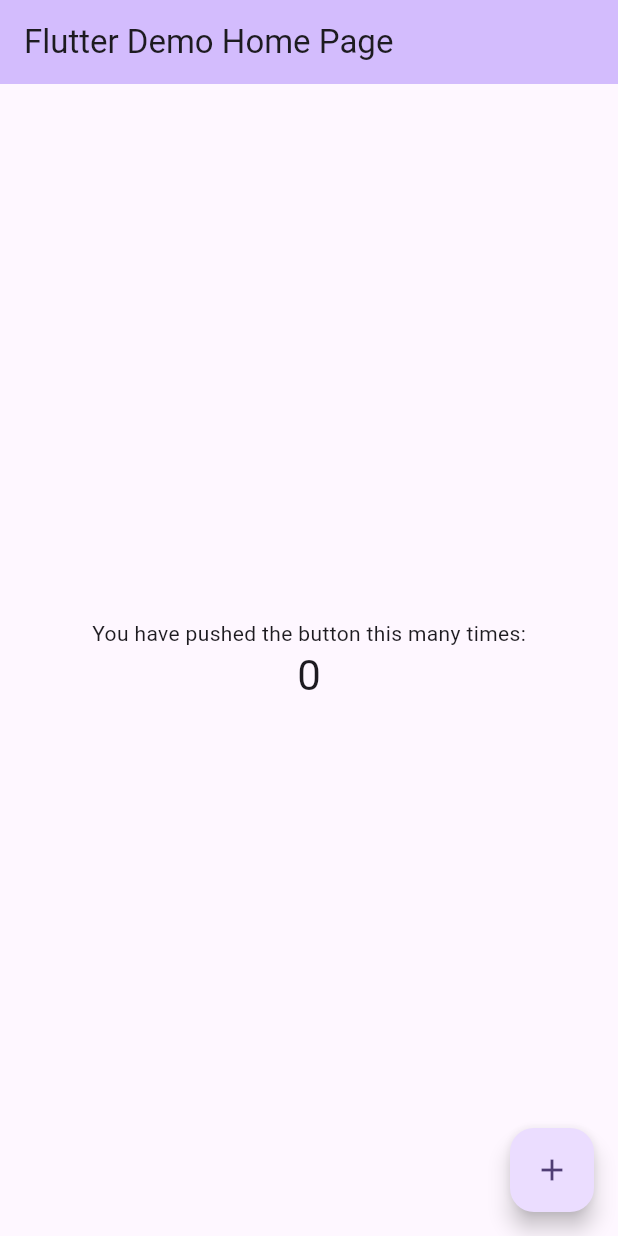
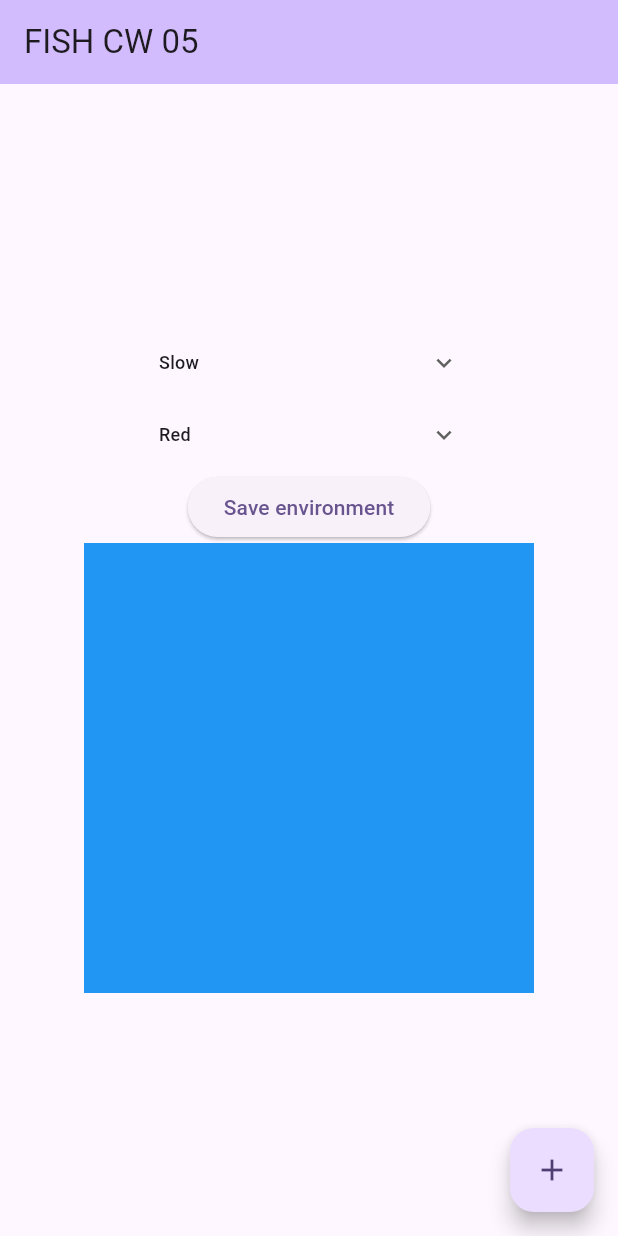
Before and after one commit to mnewby4/cw05, a Flutter app: the screen it shows after launch, on a phone screen of 412 x 824 dp. Run offline on Flutter 3.47's test engine with Material 3 defaults, Android fonts, the phone set to English and light mode, and no system bars; our stand-ins replace sqflite; accounts and stored records are empty.

Commit message:
basic UI built

```diff
--- a/lib/main.dart
+++ b/lib/main.dart
@@ -1,5 +1,4 @@
 import 'package:flutter/material.dart';
-
 void main() {
   runApp(const MyApp());
 }
@@ -7,46 +6,20 @@ void main() {
 class MyApp extends StatelessWidget {
   const MyApp({super.key});
 
-  // This widget is the root of your application.
   @override
   Widget build(BuildContext context) {
     return MaterialApp(
       title: 'Flutter Demo',
       theme: ThemeData(
-        // This is the theme of your application.
-        //
-        // TRY THIS: Try running your application with "flutter run". You'll see
-        // the application has a purple toolbar. Then, without quitting the app,
-        // try changing the seedColor in the colorScheme below to Colors.green
-        // and then invoke "hot reload" (save your changes or press the "hot
-        // reload" button in a Flutter-supported IDE, or press "r" if you used
-        // the command line to start the app).
-        //
-        // Notice that the counter didn't reset back to zero; the application
-        // state is not lost during the reload. To reset the state, use hot
-        // restart instead.
-        //
-        // This works for code too, not just values: Most code changes can be
-        // tested with just a hot reload.
         colorScheme: ColorScheme.fromSeed(seedColor: Colors.deepPurple),
       ),
-      home: const MyHomePage(title: 'Flutter Demo Home Page'),
+      home: const MyHomePage(title: 'FISH CW 05'),
     );
   }
 }
 
 class MyHomePage extends StatefulWidget {
   const MyHomePage({super.key, required this.title});
-
-  // This widget is the home page of your application. It is stateful, meaning
-  // that it has a State object (defined below) that contains fields that affect
-  // how it looks.
-
-  // This class is the configuration for the state. It holds the values (in this
-  // case the title) provided by the parent (in this case the App widget) and
-  // used by the build method of the State. Fields in a Widget subclass are
-  // always marked "final".
-
   final String title;
 
   @override
@@ -55,59 +28,80 @@ class MyHomePage extends StatefulWidget {
 
 class _MyHomePageState extends State<MyHomePage> {
   int _counter = 0;
+  /*String _dropdownSpeed = speedList.first;
+  String _dropdownColor = colorList.first;*/
+  List<String> speedList = ['Slow', 'Med', 'High'];
+  List<String> colorList = ['Red', 'Blue', 'Yellow'];
+  String? speed = 'Slow';
+  String? color = 'Red';
 
   void _incrementCounter() {
     setState(() {
-      // This call to setState tells the Flutter framework that something has
-      // changed in this State, which causes it to rerun the build method below
-      // so that the display can reflect the updated values. If we changed
-      // _counter without calling setState(), then the build method would not be
-      // called again, and so nothing would appear to happen.
       _counter++;
+    });
+  }
+
+  void _saveSettings() {
+    setState(() {
+      //save count, color, speed
     });
   }
 
   @override
   Widget build(BuildContext context) {
-    // This method is rerun every time setState is called, for instance as done
-    // by the _incrementCounter method above.
-    //
-    // The Flutter framework has been optimized to make rerunning build methods
-    // fast, so that you can just rebuild anything that needs updating rather
-    // than having to individually change instances of widgets.
     return Scaffold(
       appBar: AppBar(
-        // TRY THIS: Try changing the color here to a specific color (to
-        // Colors.amber, perhaps?) and trigger a hot reload to see the AppBar
-        // change color while the other colors stay the same.
         backgroundColor: Theme.of(context).colorScheme.inversePrimary,
-        // Here we take the value from the MyHomePage object that was created by
-        // the App.build method, and use it to set our appbar title.
         title: Text(widget.title),
       ),
       body: Center(
-        // Center is a layout widget. It takes a single child and positions it
-        // in the middle of the parent.
         child: Column(
-          // Column is also a layout widget. It takes a list of children and
-          // arranges them vertically. By default, it sizes itself to fit its
-          // children horizontally, and tries to be as tall as its parent.
-          //
-          // Column has various properties to control how it sizes itself and
-          // how it positions its children. Here we use mainAxisAlignment to
-          // center the children vertically; the main axis here is the vertical
-          // axis because Columns are vertical (the cross axis would be
-          // horizontal).
-          //
-          // TRY THIS: Invoke "debug painting" (choose the "Toggle Debug Paint"
-          // action in the IDE, or press "p" in the console), to see the
-          // wireframe for each widget.
           mainAxisAlignment: MainAxisAlignment.center,
           children: <Widget>[
-            const Text('You have pushed the button this many times:'),
-            Text(
+            /*Text(
               '$_counter',
               style: Theme.of(context).textTheme.headlineMedium,
+            ),*/
+            Container(
+              width: 200,
+              child: DropdownButtonHideUnderline(
+                child: DropdownButton<String>(
+                  icon: Icon(Icons.keyboard_arrow_down, size: 20),
+                  value: speed,
+                  items: speedList.map((item) => DropdownMenuItem<String>(
+                    value: item,
+                    child: Text(item, style: TextStyle(fontSize: 12)),
+                  )).toList(),
+                  onChanged: (item) => setState(() => speed = item),
+                ),
+              ),
+            ),
+            Container(
+              width: 200,
+              child: DropdownButtonHideUnderline(
+                child: DropdownButton<String>(
+                  icon: Icon(Icons.keyboard_arrow_down, size: 20),
+                  value: color,
+                  items: colorList.map((item) => DropdownMenuItem<String>(
+                    value: item,
+                    child: Text(item, style: TextStyle(fontSize: 12)),
+                  )).toList(),
+                  onChanged: (item) => setState(() => color = item),
+                ),
+              ),
+            ),
+            ElevatedButton(
+              onPressed: _saveSettings,
+              child: Text("Save environment"),
+            ),
+            SizedBox(
+              height: 300,
+              width: 300,
+              child: const DecoratedBox(
+                decoration: const BoxDecoration(
+                  color: Colors.blue
+                ),
+              ),
             ),
           ],
         ),
@@ -116,7 +110,26 @@ class _MyHomePageState extends State<MyHomePage> {
         onPressed: _incrementCounter,
         tooltip: 'Increment',
         child: const Icon(Icons.add),
-      ), // This trailing comma makes auto-formatting nicer for build methods.
+      ),
     );
   }
 }
+
+/*class MyPainter extends CustomPainter { //logic for how to add lines
+  @override
+  void paint(Canvas canvas, Size size) {
+    final Paint paint = Paint()
+      ..color = Colors.yellow
+      ..strokeWidth = 4
+      ..style = PaintingStyle.fill;
+
+    final Paint paint2 = Paint()
+      ..color = Colors.brown // Set the color to green
+      ..strokeWidth = 1 // Set the stroke width
+      ..style = PaintingStyle.fill;
+
+  @override
+  bool shouldRepaint(covariant CustomPainter oldDelegate) {
+    return false;
+  }
+}*/
```
